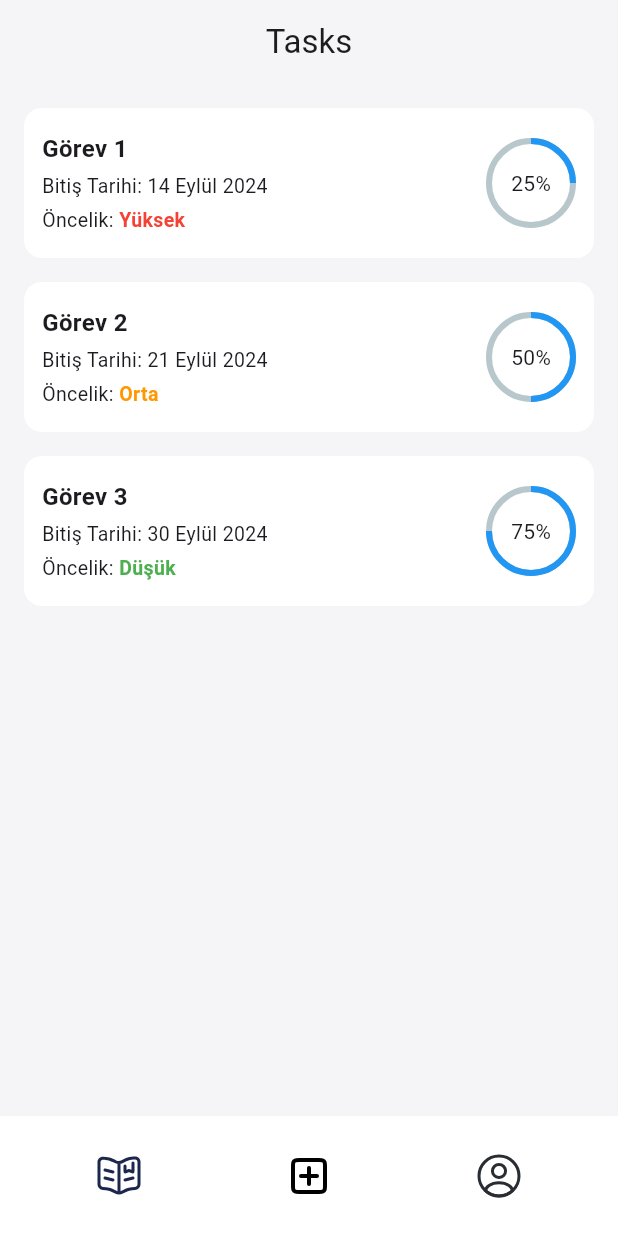
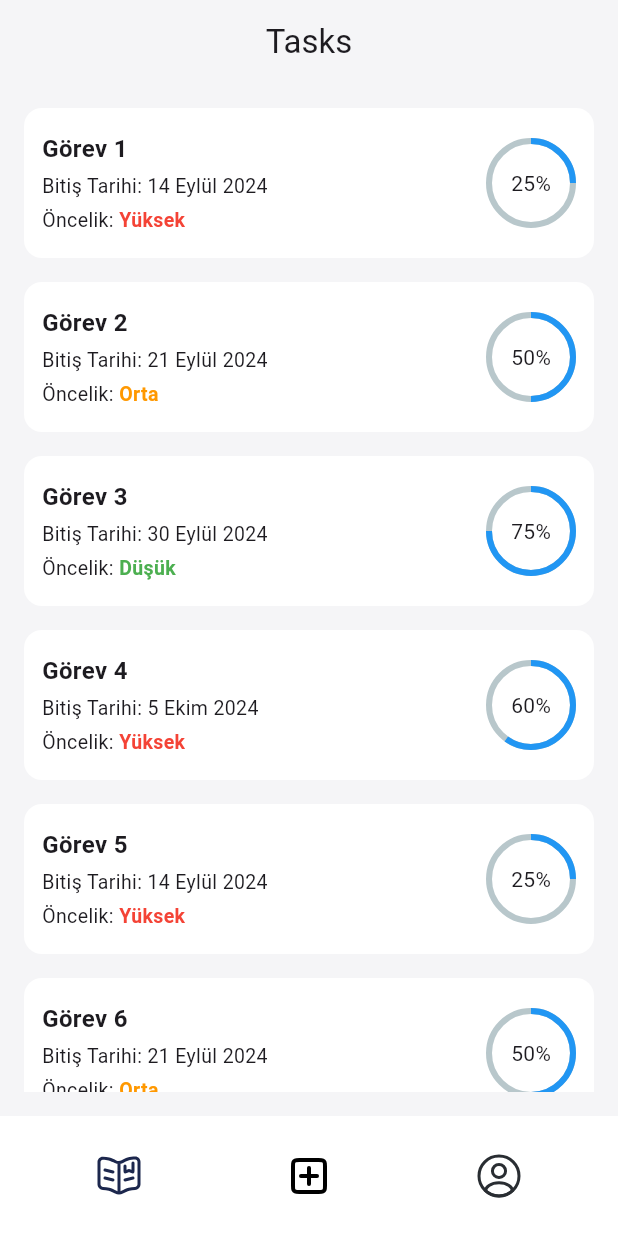
Before and after one commit to idilsg/TaskManagerApp, a Flutter app: the screen it shows after launch, on a phone screen of 412 x 824 dp. Run offline on Flutter 3.47's test engine with Material 3 defaults, Android fonts, the phone set to English and light mode, and no system bars; drawn by our look-alikes of percent_indicator; our stand-ins replace flutter_svg.

Commit message:
viewing tasks

```diff
--- a/lib/pages/tasks.dart
+++ b/lib/pages/tasks.dart
@@ -15,10 +15,10 @@ class TasksPage extends StatelessWidget {
         backgroundColor: const Color(0xFFF5F5F7),
         automaticallyImplyLeading: false,
       ),
-      body: const Padding(
-        padding: EdgeInsets.all(16.0),
-        child: Column(
-          children: [
+      body: Padding(
+        padding: const EdgeInsets.all(16.0),
+        child: ListView(
+          children: const [
             TaskBox(
               taskName: 'Görev 1',
               deadline: '14 Eylül 2024',
@@ -39,6 +39,41 @@ class TasksPage extends StatelessWidget {
               priority: 'Düşük',
               progress: 0.75,
             ),
+            SizedBox(height: 16),
+            TaskBox(
+              taskName: 'Görev 4',
+              deadline: '5 Ekim 2024',
+              priority: 'Yüksek',
+              progress: 0.60,
+            ),
+            SizedBox(height: 16),
+            TaskBox(
+              taskName: 'Görev 5',
+              deadline: '14 Eylül 2024',
+              priority: 'Yüksek',
+              progress: 0.25,
+            ),
+            SizedBox(height: 16),
+            TaskBox(
+              taskName: 'Görev 6',
+              deadline: '21 Eylül 2024',
+              priority: 'Orta',
+              progress: 0.50,
+            ),
+            SizedBox(height: 16),
+            TaskBox(
+              taskName: 'Görev 7',
+              deadline: '30 Eylül 2024',
+              priority: 'Düşük',
+              progress: 0.75,
+            ),
+            SizedBox(height: 16),
+            TaskBox(
+              taskName: 'Görev 8',
+              deadline: '5 Ekim 2024',
+              priority: 'Yüksek',
+              progress: 0.60,
+            ),
           ],
         ),
       ),
--- a/pubspec.yaml
+++ b/pubspec.yaml
@@ -13,7 +13,7 @@ dependencies:
   flutter_svg: ^2.0.10+1
   http: ^1.2.2
   intl: ^0.17.0
-  percent_indicator: ^4.2.3
+  percent_indicator: ^4.2.2
 
 
 dev_dependencies:
```
